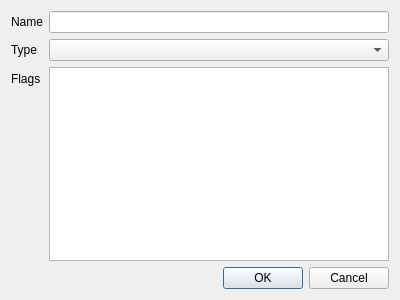
Qt form edit_activity.ui (TomFryers/activate) before a commit.
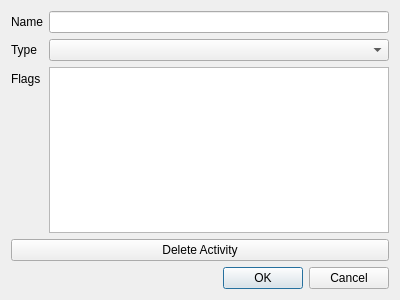
The same form after that commit.

Commit message: Allow deleting activities

What changed in the file:
```diff
--- a/edit_activity.ui
+++ b/edit_activity.ui
@@ -48,6 +48,13 @@
      </item>
     </layout>
    </item>
+   <item>
+    <widget class="QPushButton" name="delete_activity_button">
+     <property name="text">
+      <string>Delete Activity</string>
+     </property>
+    </widget>
+   </item>
    <item>
     <widget class="QDialogButtonBox" name="edit_activity_buttons">
      <property name="standardButtons">
```
Left out of the diff: 17 changed lines with no effect on the pictures. The commit also changes 2 other files.
